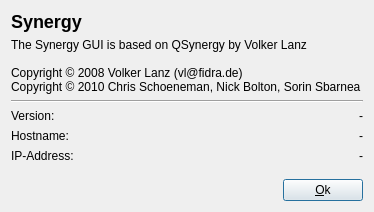
First picture: the form in branches/1.4/gui/res/AboutDialogBase.ui, repository svn2github/synergy-plus, before the edit.
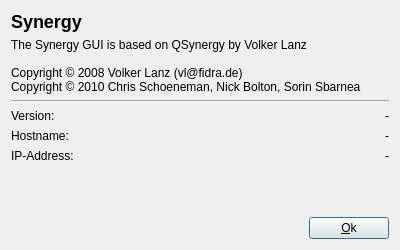
Second picture: the form after the edit.

Commit message: fixed deployed qsynergy permissions, added gnome menu item, and fixed qt form dimensions

Diff of the .ui file:
```diff
--- a/branches/1.4/gui/res/AboutDialogBase.ui
+++ b/branches/1.4/gui/res/AboutDialogBase.ui
@@ -5,18 +5,25 @@
   <property name="windowModality">
    <enum>Qt::ApplicationModal</enum>
   </property>
-  <property name="geometry">
-   <rect>
-    <x>0</x>
-    <y>0</y>
-    <width>374</width>
-    <height>212</height>
-   </rect>
+  <property name="enabled">
+   <bool>true</bool>
+  </property>
+  <property name="sizePolicy">
+   <sizepolicy hsizetype="Preferred" vsizetype="Preferred">
+    <horstretch>0</horstretch>
+    <verstretch>0</verstretch>
+   </sizepolicy>
   </property>
   <property name="minimumSize">
    <size>
-    <width>0</width>
-    <height>0</height>
+    <width>400</width>
+    <height>250</height>
+   </size>
+  </property>
+  <property name="maximumSize">
+   <size>
+    <width>400</width>
+    <height>250</height>
    </size>
   </property>
   <property name="windowTitle">
@@ -45,19 +52,6 @@
      </property>
     </widget>
    </item>
-   <item row="1" column="0" rowspan="2" colspan="2">
-    <widget class="QLabel" name="label_3">
-     <property name="text">
-      <string>The Synergy GUI is based on QSynergy by Volker Lanz
-
-Copyright © 2008 Volker Lanz (vl@fidra.de)
-Copyright © 2010 Chris Schoeneman, Nick Bolton, Sorin Sbarnea</string>
-     </property>
-     <property name="wordWrap">
-      <bool>true</bool>
-     </property>
-    </widget>
-   </item>
    <item row="3" column="0" colspan="2">
     <widget class="Line" name="line">
      <property name="orientation">
@@ -171,6 +165,19 @@
      </property>
     </widget>
    </item>
+   <item row="1" column="0" colspan="2">
+    <widget class="QLabel" name="label_3">
+     <property name="text">
+      <string>The Synergy GUI is based on QSynergy by Volker Lanz
+
+Copyright © 2008 Volker Lanz (vl@fidra.de)
+Copyright © 2010 Chris Schoeneman, Nick Bolton, Sorin Sbarnea</string>
+     </property>
+     <property name="wordWrap">
+      <bool>true</bool>
+     </property>
+    </widget>
+   </item>
   </layout>
  </widget>
  <resources/>
```
The commit also changes 3 other files.
